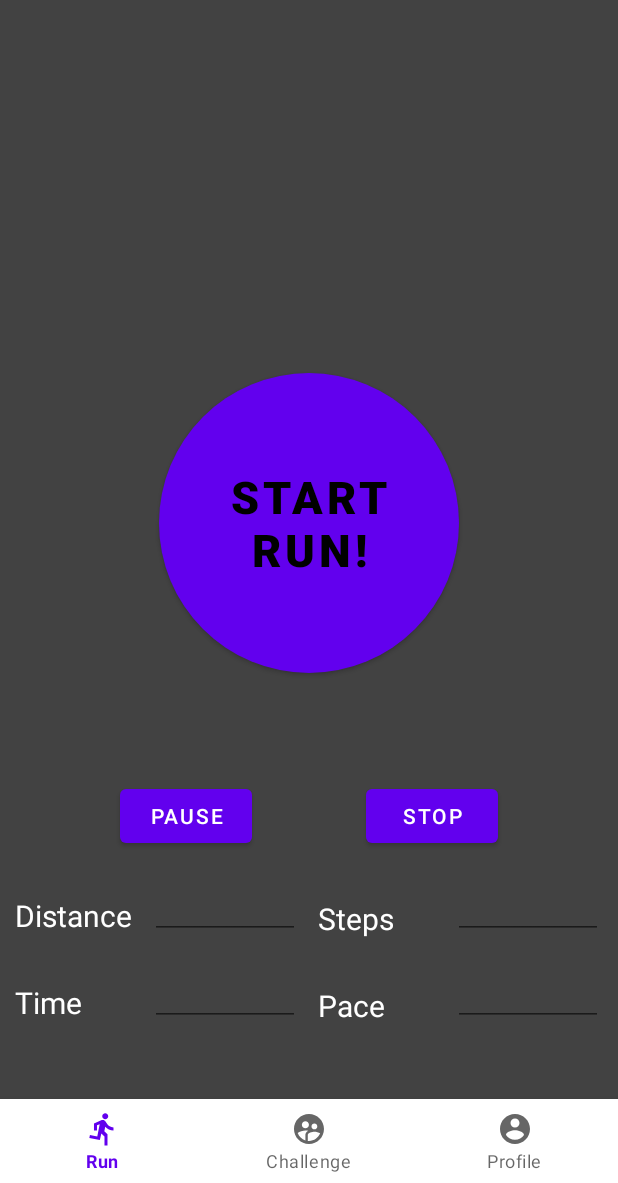
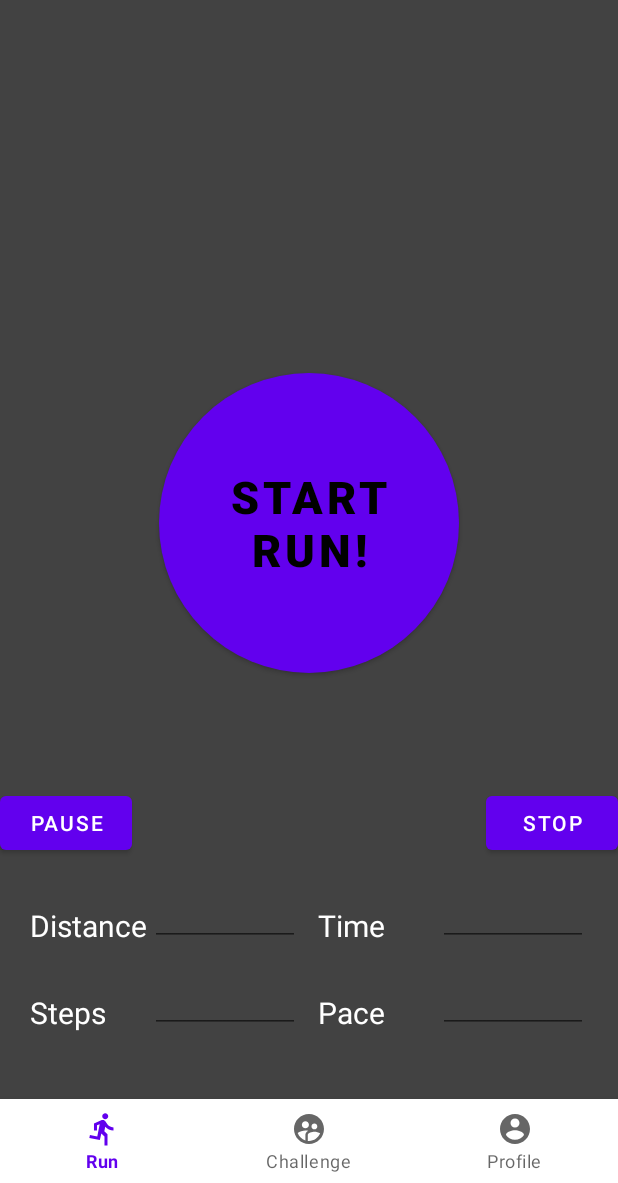
Before and after one commit to sheth-de/BurnIt, an Android app: the screen it shows after launch once a user with an empty profile is signed in (MainActivity), after a tap on "START RUN!", on a phone screen of 412 x 824 dp, the part 53-1236 px from its top. Run offline under Robolectric (Android 15) with nearby library versions, the phone set to English and light mode, and no system bars; our stand-ins replace Firebase (no records; nobody signed in at launch, a user with empty details on screens opened directly).

Commit message:
made UI changes

```diff
--- a/app/src/main/res/layout/fragment_run.xml
+++ b/app/src/main/res/layout/fragment_run.xml
@@ -1,6 +1,6 @@
 <?xml version="1.0" encoding="utf-8"?>
 
-<androidx.constraintlayout.widget.ConstraintLayout xmlns:android="http://schemas.android.com/apk/res/android"
+<RelativeLayout xmlns:android="http://schemas.android.com/apk/res/android"
     xmlns:app="http://schemas.android.com/apk/res-auto"
     xmlns:tools="http://schemas.android.com/tools"
     android:id="@+id/run_view"
@@ -13,82 +13,75 @@
         android:id="@+id/distance_text"
         android:layout_width="80dp"
         android:layout_height="48dp"
-        android:layout_marginStart="10dp"
-        android:layout_marginTop="8dp"
+        android:layout_below="@id/btn_pause"
+        android:layout_marginTop="10dp"
+        android:layout_marginStart="20dp"
         android:gravity="bottom"
         android:text="Distance"
         android:textColor="@color/white"
-
-        android:textSize="20dp"
-        app:layout_constraintStart_toStartOf="parent"
-        app:layout_constraintTop_toBottomOf="@+id/btn_pause" />
+        android:textSize="20dp" />
 
     <TextView
         android:id="@+id/time_text"
         android:layout_width="80dp"
         android:layout_height="48dp"
-        android:layout_marginStart="10dp"
+        android:layout_below="@id/btn_stop"
         android:layout_marginTop="10dp"
+        android:layout_toLeftOf="@id/time_value"
         android:gravity="bottom"
         android:text="Time"
         android:textColor="@color/white"
-        android:textSize="20dp"
-        app:layout_constraintStart_toStartOf="parent"
-        app:layout_constraintTop_toBottomOf="@+id/distance_text" />
+        android:textSize="20dp" />
 
     <TextView
         android:id="@+id/steps_text"
         android:layout_width="80dp"
         android:layout_height="48dp"
+        android:layout_below="@id/distance_text"
         android:layout_marginTop="10dp"
-        android:layout_marginEnd="10dp"
+        android:layout_marginStart="20dp"
         android:gravity="bottom"
         android:text="Steps"
         android:textColor="@color/white"
-        android:textSize="20dp"
-        app:layout_constraintEnd_toStartOf="@+id/steps_value"
-        app:layout_constraintTop_toBottomOf="@+id/btn_stop" />
+        android:textSize="20dp" />
 
     <TextView
         android:id="@+id/pace_text"
         android:layout_width="80dp"
         android:layout_height="48dp"
+        android:layout_below="@id/time_text"
         android:layout_marginTop="10dp"
-        android:layout_marginEnd="10dp"
+        android:layout_toLeftOf="@id/pace_value"
         android:gravity="bottom"
         android:text="Pace"
-
         android:textColor="@color/white"
-        android:textSize="20dp"
-        app:layout_constraintEnd_toStartOf="@+id/pace_value"
-        app:layout_constraintTop_toBottomOf="@+id/steps_text" />
+        android:textSize="20dp" />
 
     <EditText
         android:id="@+id/distance_value"
         android:layout_width="100dp"
         android:layout_height="48dp"
-        android:layout_marginStart="10dp"
+        android:layout_below="@id/btn_pause"
         android:layout_marginTop="10dp"
+        android:layout_toRightOf="@id/distance_text"
         android:gravity="bottom"
         android:inputType="number"
         android:textColor="@color/white"
         android:textSize="20dp"
-        app:layout_constraintStart_toEndOf="@+id/distance_text"
-        app:layout_constraintTop_toBottomOf="@+id/btn_pause"
         tools:ignore="SpeakableTextPresentCheck" />
 
     <EditText
         android:id="@+id/time_value"
         android:layout_width="100dp"
         android:layout_height="48dp"
-        android:layout_marginStart="10dp"
+        android:layout_below="@id/btn_stop"
+        android:layout_alignParentRight="true"
         android:layout_marginTop="10dp"
+        android:layout_marginEnd="20dp"
         android:gravity="bottom"
         android:inputType="number"
         android:textColor="@color/white"
         android:textSize="20dp"
-        app:layout_constraintStart_toEndOf="@+id/time_text"
-        app:layout_constraintTop_toBottomOf="@+id/distance_value"
         tools:ignore="SpeakableTextPresentCheck" />
 
     <EditText
@@ -96,48 +89,45 @@
         android:layout_width="100dp"
         android:layout_height="48dp"
         android:layout_marginTop="10dp"
-        android:layout_marginEnd="10dp"
+        android:layout_below="@id/distance_value"
+        android:layout_toRightOf="@id/steps_text"
         android:gravity="bottom"
         android:inputType="number"
         android:textColor="@color/white"
         android:textSize="20dp"
-        app:layout_constraintEnd_toEndOf="parent"
-        app:layout_constraintTop_toBottomOf="@+id/btn_stop"
         tools:ignore="SpeakableTextPresentCheck,SpeakableTextPresentCheck" />
 
     <EditText
         android:id="@+id/pace_value"
         android:layout_width="100dp"
         android:layout_height="48dp"
+        android:layout_below="@id/time_value"
+        android:layout_alignParentRight="true"
         android:layout_marginTop="10dp"
-        android:layout_marginEnd="10dp"
+        android:layout_marginEnd="20dp"
         android:gravity="bottom"
         android:inputType="numberDecimal"
         android:textColor="@color/white"
         android:textSize="20dp"
-        app:layout_constraintEnd_toEndOf="parent"
-        app:layout_constraintTop_toBottomOf="@+id/steps_value"
         tools:ignore="SpeakableTextPresentCheck" />
 
     <Button
         android:id="@+id/btn_pause"
         android:layout_width="wrap_content"
         android:layout_height="wrap_content"
-        android:layout_marginStart="80dp"
-        android:layout_marginTop="5dp"
-        android:text="PAUSE"
-        app:layout_constraintStart_toStartOf="parent"
-        app:layout_constraintTop_toBottomOf="@+id/map" />
+        android:layout_below="@id/map"
+        android:layout_marginTop="10dp"
+        android:layout_alignParentLeft="true"
+        android:text="PAUSE" />
 
     <Button
         android:id="@+id/btn_stop"
         android:layout_width="wrap_content"
         android:layout_height="wrap_content"
-        android:layout_marginTop="5dp"
-        android:layout_marginEnd="80dp"
-        android:text="STOP"
-        app:layout_constraintEnd_toEndOf="parent"
-        app:layout_constraintTop_toBottomOf="@+id/map" />
+        android:layout_below="@id/map"
+        android:layout_marginTop="10dp"
+        android:layout_alignParentRight="true"
+        android:text="STOP" />
 
     <fragment
         android:id="@+id/map"
@@ -145,8 +135,6 @@
         android:layout_width="match_parent"
         android:layout_height="550dp"
         app:layout_constraintEnd_toEndOf="parent"
-        app:layout_constraintHorizontal_bias="0.0"
-        app:layout_constraintStart_toStartOf="parent"
-        app:layout_constraintTop_toTopOf="parent" />
+        app:layout_constraintHorizontal_bias="0.0" />
 
-</androidx.constraintlayout.widget.ConstraintLayout>
+</RelativeLayout>
```
